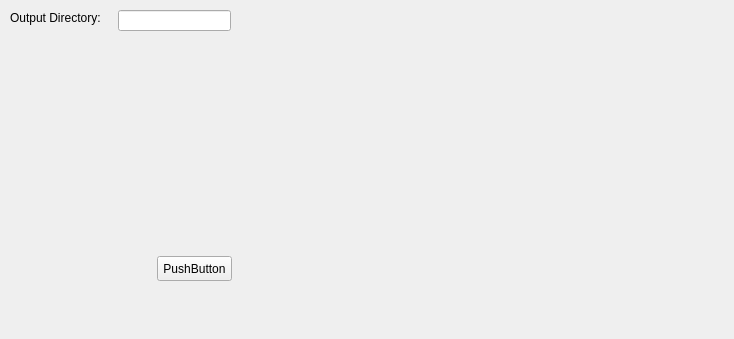
Qt form slsDetectorGui/forms/form_tab_dataoutput.ui (slsdetectorgroup/slsDetectorPackage) before a commit.
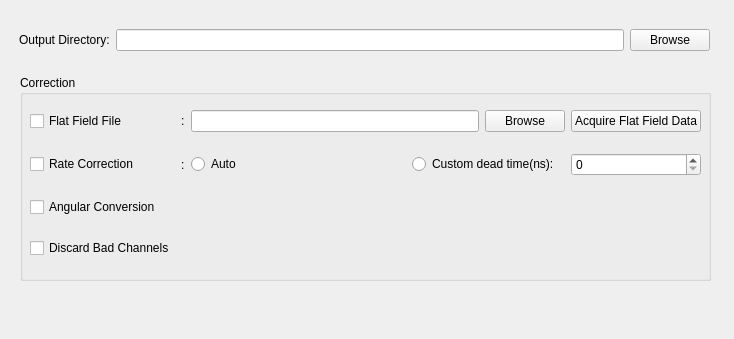
The same form after that commit.

What changed in the file:
```diff
--- a/slsDetectorGui/forms/form_tab_dataoutput.ui
+++ b/slsDetectorGui/forms/form_tab_dataoutput.ui
@@ -31,41 +31,182 @@
   <property name="windowTitle">
    <string>Form</string>
   </property>
-  <widget class="QPushButton" name="pushButton">
+  <widget class="QGroupBox" name="boxCorrection">
    <property name="geometry">
     <rect>
-     <x>157</x>
-     <y>256</y>
-     <width>75</width>
-     <height>25</height>
+     <x>20</x>
+     <y>75</y>
+     <width>691</width>
+     <height>206</height>
     </rect>
    </property>
-   <property name="text">
-    <string>PushButton</string>
+   <property name="title">
+    <string>Correction</string>
    </property>
+   <widget class="QWidget" name="gridLayoutWidget">
+    <property name="geometry">
+     <rect>
+      <x>10</x>
+      <y>20</y>
+      <width>671</width>
+      <height>181</height>
+     </rect>
+    </property>
+    <layout class="QGridLayout" name="gridLayout">
+     <item row="0" column="0">
+      <widget class="QCheckBox" name="checkBox_3">
+       <property name="text">
+        <string>Flat Field File</string>
+       </property>
+      </widget>
+     </item>
+     <item row="1" column="0">
+      <widget class="QCheckBox" name="checkBox_2">
+       <property name="text">
+        <string>Rate Correction</string>
+       </property>
+      </widget>
+     </item>
+     <item row="2" column="0">
+      <widget class="QCheckBox" name="checkBox_4">
+       <property name="text">
+        <string>Angular Conversion</string>
+       </property>
+      </widget>
+     </item>
+     <item row="0" column="2" colspan="4">
+      <widget class="QLineEdit" name="lineEdit_2"/>
+     </item>
+     <item row="0" column="7">
+      <widget class="QPushButton" name="pushButton_3">
+       <property name="text">
+        <string>Acquire Flat Field Data</string>
+       </property>
+      </widget>
+     </item>
+     <item row="1" column="2">
+      <widget class="QRadioButton" name="radioButton_3">
+       <property name="text">
+        <string>Auto</string>
+       </property>
+      </widget>
+     </item>
+     <item row="1" column="7">
+      <widget class="QSpinBox" name="spinBox"/>
+     </item>
+     <item row="0" column="6">
+      <widget class="QPushButton" name="pushButton_2">
+       <property name="sizePolicy">
+        <sizepolicy hsizetype="Fixed" vsizetype="Fixed">
+         <horstretch>0</horstretch>
+         <verstretch>0</verstretch>
+        </sizepolicy>
+       </property>
+       <property name="text">
+        <string>Browse</string>
+       </property>
+      </widget>
+     </item>
+     <item row="1" column="5" colspan="2">
+      <widget class="QRadioButton" name="radioButton">
+       <property name="text">
+        <string>Custom dead time(ns):</string>
+       </property>
+      </widget>
+     </item>
+     <item row="1" column="3">
+      <spacer name="horizontalSpacer_2">
+       <property name="orientation">
+        <enum>Qt::Horizontal</enum>
+       </property>
+       <property name="sizeType">
+        <enum>QSizePolicy::Fixed</enum>
+       </property>
+       <property name="sizeHint" stdset="0">
+        <size>
+         <width>40</width>
+         <height>20</height>
+        </size>
+       </property>
+      </spacer>
+     </item>
+     <item row="3" column="0">
+      <widget class="QCheckBox" name="checkBox_5">
+       <property name="text">
+        <string>Discard Bad Channels</string>
+       </property>
+      </widget>
+     </item>
+     <item row="0" column="1">
+      <widget class="QLabel" name="label_2">
+       <property name="sizePolicy">
+        <sizepolicy hsizetype="Fixed" vsizetype="Preferred">
+         <horstretch>0</horstretch>
+         <verstretch>0</verstretch>
+        </sizepolicy>
+       </property>
+       <property name="text">
+        <string>:</string>
+       </property>
+      </widget>
+     </item>
+     <item row="1" column="1">
+      <widget class="QLabel" name="label_3">
+       <property name="text">
+        <string>:</string>
+       </property>
+      </widget>
+     </item>
+    </layout>
+   </widget>
   </widget>
-  <widget class="QLabel" name="label">
+  <widget class="QFrame" name="frameOutput">
    <property name="geometry">
     <rect>
-     <x>10</x>
-     <y>10</y>
-     <width>108</width>
-     <height>16</height>
+     <x>19</x>
+     <y>20</y>
+     <width>701</width>
+     <height>41</height>
     </rect>
    </property>
-   <property name="text">
-    <string>Output Directory:</string>
+   <property name="frameShape">
+    <enum>QFrame::NoFrame</enum>
    </property>
-  </widget>
-  <widget class="QLineEdit" name="lineEdit">
-   <property name="geometry">
-    <rect>
-     <x>118</x>
-     <y>10</y>
-     <width>113</width>
-     <height>21</height>
-    </rect>
+   <property name="frameShadow">
+    <enum>QFrame::Plain</enum>
    </property>
+   <widget class="QWidget" name="horizontalLayoutWidget">
+    <property name="geometry">
+     <rect>
+      <x>0</x>
+      <y>6</y>
+      <width>691</width>
+      <height>28</height>
+     </rect>
+    </property>
+    <layout class="QHBoxLayout" name="layoutOutput">
+     <property name="spacing">
+      <number>-1</number>
+     </property>
+     <item>
+      <widget class="QLabel" name="label">
+       <property name="text">
+        <string>Output Directory:</string>
+       </property>
+      </widget>
+     </item>
+     <item>
+      <widget class="QLineEdit" name="dispOutputDir"/>
+     </item>
+     <item>
+      <widget class="QPushButton" name="btnOutputBrowse">
+       <property name="text">
+        <string>Browse</string>
+       </property>
+      </widget>
+     </item>
+    </layout>
+   </widget>
   </widget>
  </widget>
  <resources/>
```
